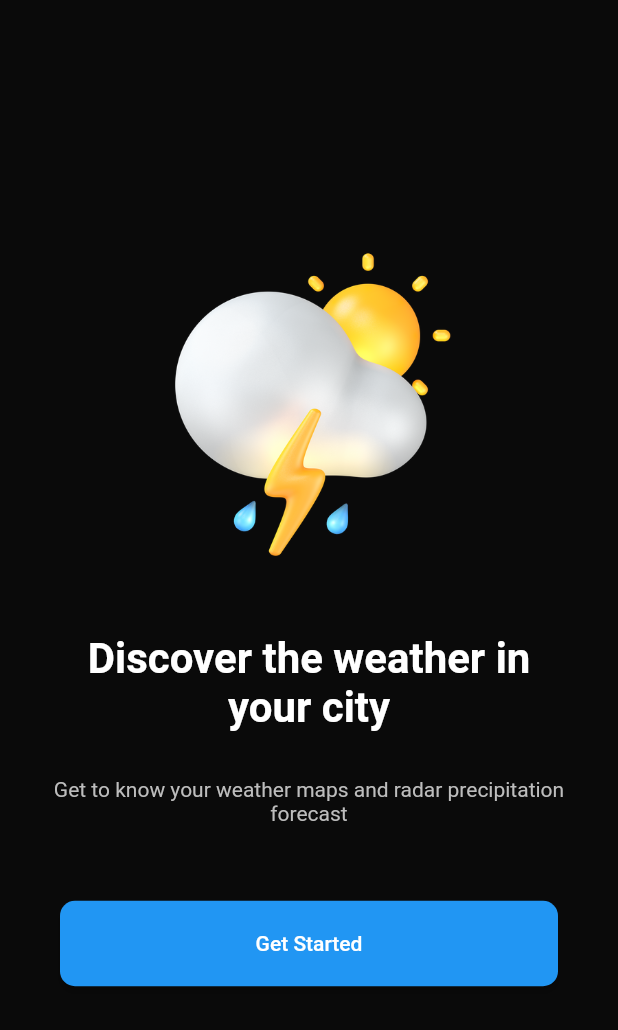
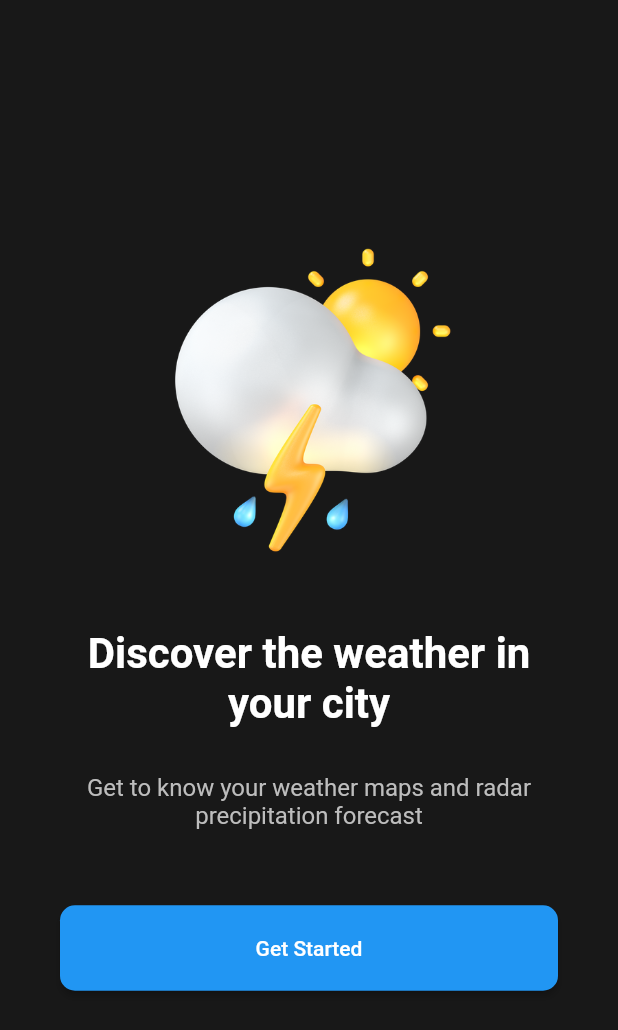
Before and after one commit to maodo/weather_app, a Flutter app: the screen it shows after launch, on a phone screen of 412 x 824 dp. Shown: the top 1030 px of the screen. Run offline on Flutter 3.47's test engine with Material 2 defaults, Android fonts, the phone set to English and light mode, and no system bars.

Commit message:
Home screen design init

```diff
--- a/lib/screens/home_screen.dart
+++ b/lib/screens/home_screen.dart
@@ -18,7 +18,7 @@ class HomeScreen extends StatelessWidget {
           // ),
           Container(
             width: double.infinity,
-            color: Colors.black.withOpacity(0.8),
+            color: Colors.black.withOpacity(0.5),
             child: Column(
               mainAxisAlignment: MainAxisAlignment.center,
               children: [
@@ -41,7 +41,7 @@ class HomeScreen extends StatelessWidget {
                   child: Text(
                     'Get to know your weather maps and radar precipitation forecast',
                     textAlign: TextAlign.center,
-                    style: TextStyle(color: Colors.grey.shade400),
+                    style: TextStyle(color: Colors.grey.shade400,fontSize:16.0),
                   ),
                 ),
                 Container(
```
